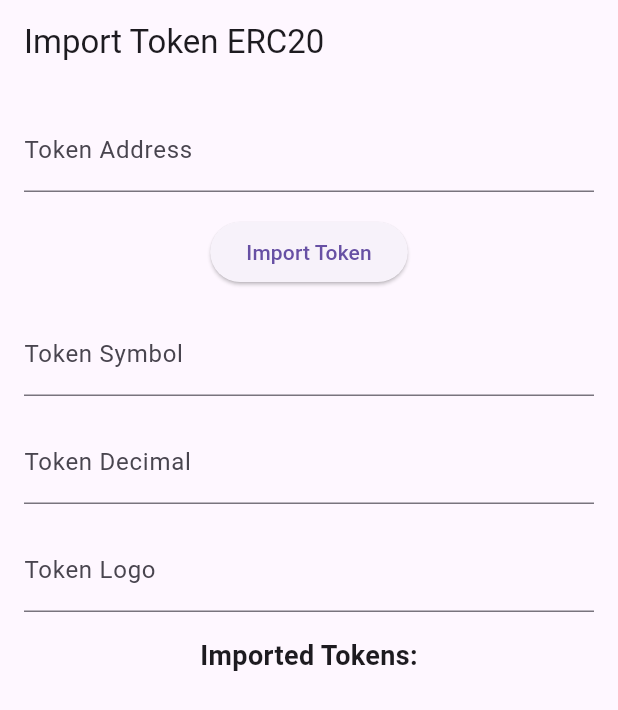
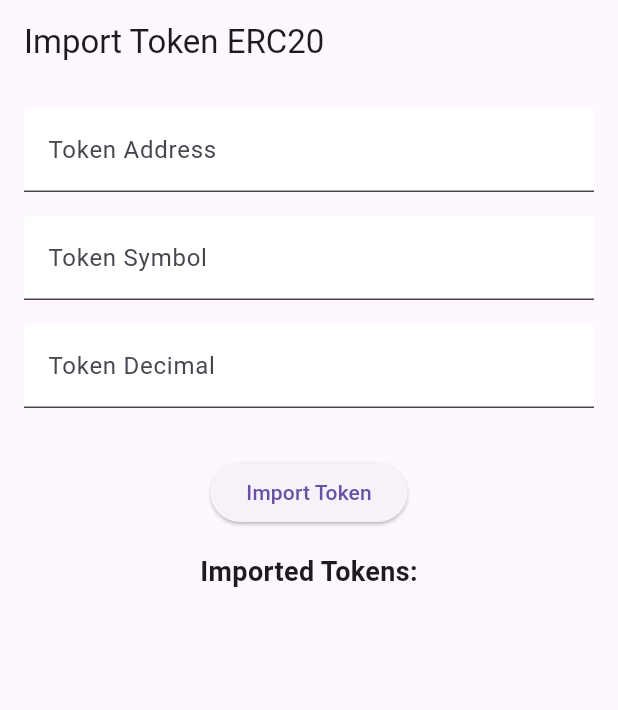
Before and after one commit to dahlanprasetya/ImportToken, a Flutter app: the screen it shows after launch, after a tap on "Import Token", on a phone screen of 412 x 824 dp. Shown: the top 710 px of the screen. Run offline on Flutter 3.47's test engine with Material 3 defaults, Android fonts, the phone set to English and light mode, and no system bars; our stand-ins replace graphql_flutter, sqflite; missing offline and left inert: web3dart; accounts and stored records are empty.

Commit message:
Update import token

```diff
--- a/lib/UniswapGraphQL.dart
+++ b/lib/UniswapGraphQL.dart
@@ -51,6 +51,7 @@ class UniSwapGraphQL {
       }
       """;
   Future<Map<String, String>> getPriceInfoNew(String address) async {
+
     QueryResult<Object?> queryResult = await (graphQLClient.query(QueryOptions(
         document: gql(getTokenDetailCommand), variables: {'id': address})));
 
--- a/lib/main.dart
+++ b/lib/main.dart
@@ -1,10 +1,13 @@
 // main.dart
 import 'package:flutter/material.dart';
+import 'package:graphql_flutter/graphql_flutter.dart';
 import 'package:import_erc20_tokens/token.dart';
 import 'package:provider/provider.dart';
 import 'token_provider.dart';
 
-void main() {
+Future<void> main() async {
+  //for calling GraphQL
+  await initHiveForFlutter();
   runApp(MyApp());
 }
 
@@ -21,11 +24,44 @@ class MyApp extends StatelessWidget {
   }
 }
 
-class MyHomePage extends StatelessWidget {
+class MyHomePage extends StatefulWidget {
+  @override
+  State<MyHomePage> createState() => _MyHomePageState();
+}
+
+class _MyHomePageState extends State<MyHomePage> {
   final TextEditingController _addressController = TextEditingController();
   final TextEditingController _symbolController = TextEditingController();
   final TextEditingController _decimalController = TextEditingController();
   final TextEditingController _logoController = TextEditingController();
+
+  bool _areFieldsEditable = true;
+
+  void _onAddressChanged(BuildContext context, String value) async {
+    // Your logic to update Token Symbol, Token Decimal, and Token Logo
+    // Fetch token details and update the corresponding fields
+    final TokenProvider tokenProvider = context.read<TokenProvider>();
+    final token = await tokenProvider.fetchTokenDetails(value);
+
+    if (token != null) {
+      _symbolController.text = token['symbol'];
+      _decimalController.text = token['decimals'];
+      _logoController.text = token['logoURI'];
+      // Set the flag to make fields read-only
+      _areFieldsEditable = false;
+    } else {
+      clearFields();
+    }
+    setState(() {});
+  }
+
+  void clearFields() {
+    // Clear Token Symbol, Token Decimal, and Token Logo if no valid token is found
+    _symbolController.clear();
+    _decimalController.clear();
+    _logoController.clear();
+    _areFieldsEditable = true;
+  }
 
   @override
   Widget build(BuildContext context) {
@@ -38,39 +74,40 @@ class MyHomePage extends StatelessWidget {
         child: Column(
           children: [
             TextField(
-              controller: _addressController,
-              decoration: InputDecoration(
-                labelText: 'Token Address',
-              ),
-            ),
-            SizedBox(height: 16),
-            ElevatedButton(
-              onPressed: () => _importToken(context),
-              child: Text('Import Token'),
-            ),
+                controller: _addressController,
+                decoration: InputDecoration(
+                    labelText: 'Token Address',
+                    filled: true,
+                    fillColor: Colors.white),
+                onChanged: (value) {
+                  _onAddressChanged(context, value);
+                }),
             SizedBox(height: 16),
             TextField(
               controller: _symbolController,
               decoration: InputDecoration(
                 labelText: 'Token Symbol',
+                filled: true,
+                fillColor: _areFieldsEditable ? Colors.white : Colors.grey,
               ),
-              readOnly: true,
+              readOnly: !_areFieldsEditable,
             ),
             SizedBox(height: 16),
             TextField(
               controller: _decimalController,
               decoration: InputDecoration(
                 labelText: 'Token Decimal',
+                filled: true,
+                fillColor: _areFieldsEditable ? Colors.white : Colors.grey,
               ),
-              readOnly: true,
+              readOnly: !_areFieldsEditable,
             ),
             SizedBox(height: 16),
-            TextField(
-              controller: _logoController,
-              decoration: InputDecoration(
-                labelText: 'Token Logo',
-              ),
-              readOnly: true,
+            _buildTokenLogo(_logoController.text),
+            SizedBox(height: 16),
+            ElevatedButton(
+              onPressed: () => _importToken(context),
+              child: Text('Import Token'),
             ),
             SizedBox(height: 16),
             Text(
@@ -102,6 +139,8 @@ class MyHomePage extends StatelessWidget {
               children: [
                 Text('Symbol: ${token.symbol}'),
                 Text('Decimal: ${token.decimals}'),
+                Text(
+                    'Price: \$${token.currentPriceUSD} (${token.changePercent24hr}%)'),
               ],
             ),
             leading: _buildTokenLogo(token.logoURI), // Added this line
@@ -141,16 +180,10 @@ class MyHomePage extends StatelessWidget {
     final TokenProvider tokenProvider = context.read<TokenProvider>();
 
     await tokenProvider.addToken(address);
-
-    // Fetch and update additional token details
-    final Token importedToken = tokenProvider.tokens.last;
-
-    _symbolController.text = importedToken.symbol;
-    _decimalController.text = importedToken.decimals.toString();
-    _logoController.text = importedToken.logoURI;
-
     // Clear the Token Address field
     _addressController.clear();
+    clearFields();
+    setState(() {});
   }
 
   void _deleteToken(BuildContext context, Token token) {
```
Also changed, not shown: lib/token_provider.dart (+22 -6 lines), 1 other file.
